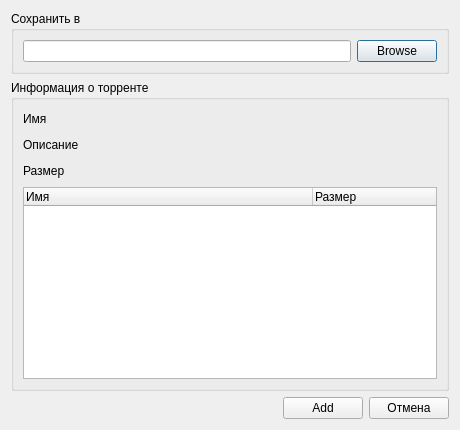
Above: trunk/CuteTorrent/LTorrent/OpenTorrentDialog.ui from SuperNerd-James/cutetorrent before the change. Below: the same form after it.
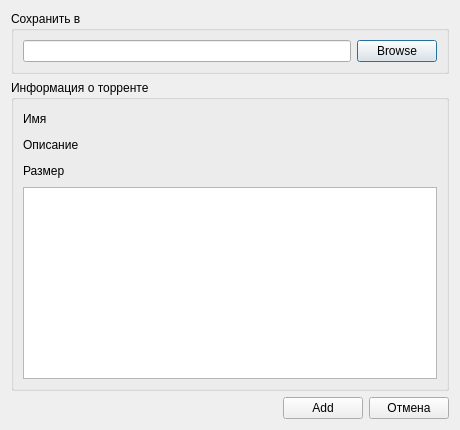
That is the form after the change. Icons and pictures are not drawn.

```diff
--- a/trunk/CuteTorrent/LTorrent/OpenTorrentDialog.ui
+++ b/trunk/CuteTorrent/LTorrent/OpenTorrentDialog.ui
@@ -154,21 +154,7 @@
        </widget>
       </item>
       <item row="3" column="0" colspan="5">
-       <widget class="QTreeWidget" name="treeWidget">
-        <attribute name="headerDefaultSectionSize">
-         <number>289</number>
-        </attribute>
-        <column>
-         <property name="text">
-          <string>Имя</string>
-         </property>
-        </column>
-        <column>
-         <property name="text">
-          <string>Размер</string>
-         </property>
-        </column>
-       </widget>
+       <widget class="QTreeView" name="treeView"/>
       </item>
      </layout>
     </widget>
```
